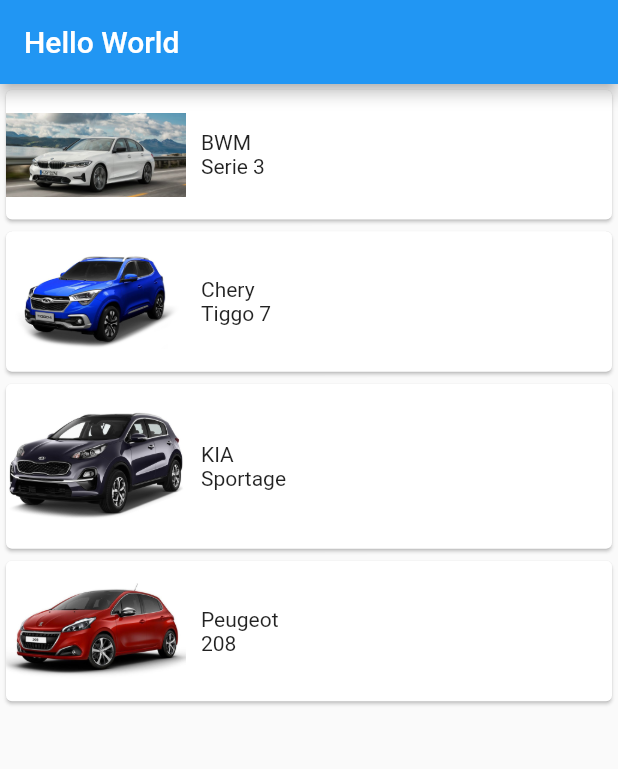
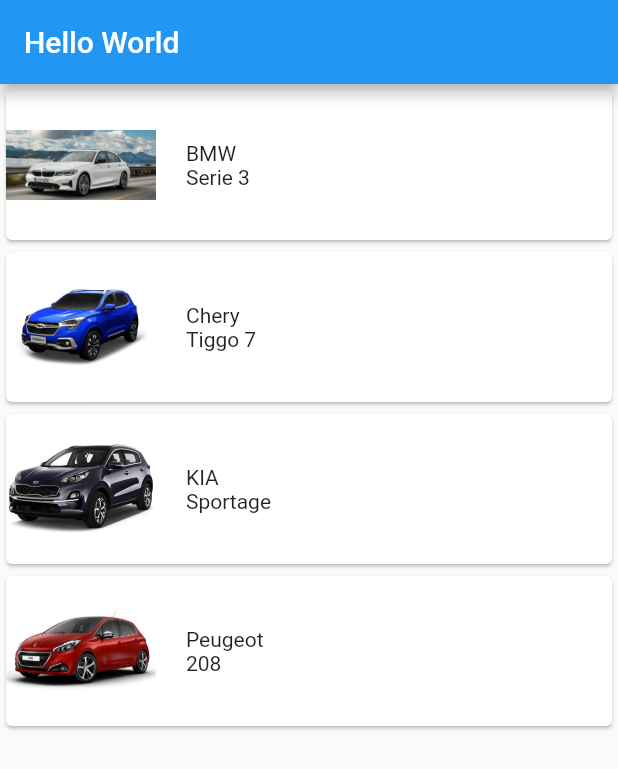
Before and after one commit to Giratin/esprit-mibile-flutter, a Flutter app: the screen it shows after launch, on a phone screen of 412 x 824 dp. Shown: the top 769 px of the screen. Run offline on Flutter 3.47's test engine with Material 2 defaults, Android fonts, the phone set to English and light mode, and no system bars.

```diff
--- /dev/null
+++ b/lib/car_view.dart
@@ -0,0 +1,31 @@
+import 'package:flutter/material.dart';
+
+class CarView extends StatelessWidget {
+  String marque;
+  String model;
+  String image;
+
+  CarView(this.marque, this.model, this.image);
+
+  @override
+  Widget build(BuildContext context) {
+    return Card(
+      child: Row(
+        children: [
+          Image.asset(
+            image,
+            height: 100,
+            width: 100,
+          ),
+          Container(
+            margin: EdgeInsets.fromLTRB(20, 0, 0, 0),
+            child: Column(
+              crossAxisAlignment: CrossAxisAlignment.start,
+              children: [Text(marque), Text(model)],
+            ),
+          )
+        ],
+      ),
+    );
+  }
+}
--- a/lib/main.dart
+++ b/lib/main.dart
@@ -1,4 +1,5 @@
 import 'package:flutter/material.dart';
+import 'package:workshop_flutter/car_view.dart';
 
 void main() {
   runApp(MyApp());
@@ -15,62 +16,11 @@ class MyApp extends StatelessWidget {
             ),
             body: Column(
               children: [
-                Card(
-                  child: Padding(
-                    padding: const EdgeInsets.symmetric(vertical: 15.0),
-                    child: Row(
-                      children: [
-                        Image.asset(
-                          "assets/bmw-serie3.jpg",
-                          width: 120.0,
-                        ),
-                        Container(
-                          padding: EdgeInsets.fromLTRB(10.0, 10.0, 0, 10.0),
-                          child: Column(
-                            crossAxisAlignment: CrossAxisAlignment.start,
-                            children: [Text("BWM"), Text("Serie 3")],
-                          ),
-                        )
-                      ],
-                    ),
-                  ),
-                ),
-                CustomCardView("Chery", "Tiggo 7", "assets/chery-tiggo7.jpg"),
-                CustomCardView("KIA", "Sportage", "assets/kia-sportage.jpg"),
-                CustomCardView("Peugeot", "208", "assets/peugeot-208.jpg"),
+                CarView("BMW", "Serie 3", "assets/bmw-serie3.jpg"),
+                CarView("Chery", "Tiggo 7", "assets/chery-tiggo7.jpg"),
+                CarView("KIA", "Sportage", "assets/kia-sportage.jpg"),
+                CarView("Peugeot", "208", "assets/peugeot-208.jpg"),
               ],
             )));
   }
 }
-
-class CustomCardView extends StatelessWidget {
-  final String marque;
-  final String model;
-  final String image;
-
-  CustomCardView(this.marque, this.model, this.image);
-
-  @override
-  Widget build(BuildContext context) {
-    return Card(
-      child: Padding(
-        padding: const EdgeInsets.symmetric(vertical: 15.0),
-        child: Row(
-          children: [
-            Image.asset(
-              this.image,
-              width: 120.0,
-            ),
-            Container(
-              padding: EdgeInsets.fromLTRB(10.0, 10.0, 0, 10.0),
-              child: Column(
-                crossAxisAlignment: CrossAxisAlignment.start,
-                children: [Text(this.marque), Text(this.model)],
-              ),
-            )
-          ],
-        ),
-      ),
-    );
-  }
-}
```
